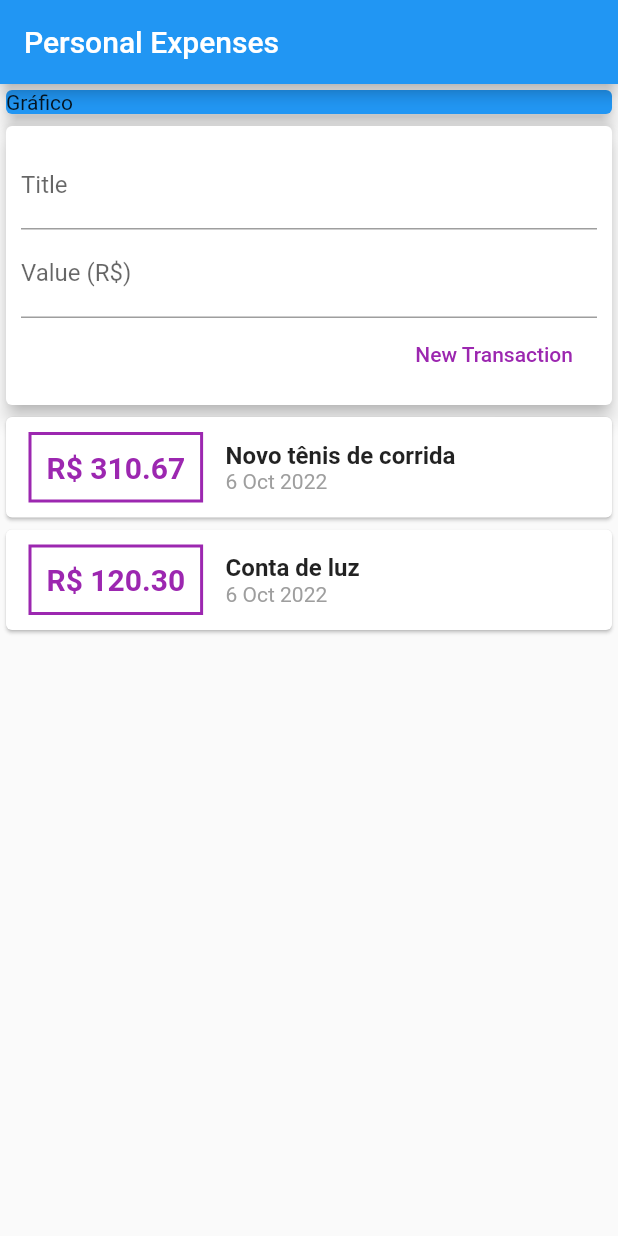
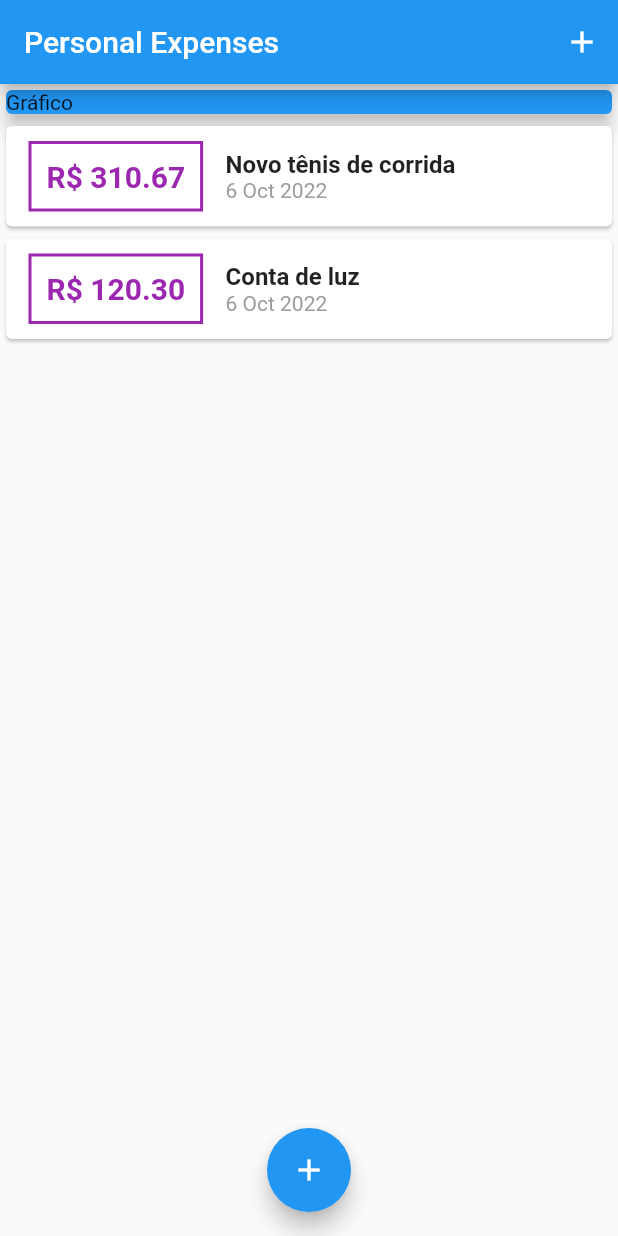
Before and after one commit to KetlenCamille/expenses, a Flutter app: the screen it shows after launch, on a phone screen of 412 x 824 dp. Run offline on Flutter 3.47's test engine with Material 2 defaults, Android fonts, the phone set to English and light mode, and no system bars.

Commit message:
Deleting TransactionUser and switching Stateless for Stateful

```diff
--- a/lib/components/transaction_user.dart
+++ /dev/null
@@ -1,49 +0,0 @@
-import 'dart:math';
-
-import 'package:flutter/material.dart';
-import '../components/transaction_form.dart';
-import '../components/transaction_list.dart';
-import '../models/transaction.dart';
-
-class TransactionUser extends StatefulWidget {
-  const TransactionUser({Key? key}) : super(key: key);
-
-  @override
-  State<TransactionUser> createState() => _TransactionUserState();
-}
-
-class _TransactionUserState extends State<TransactionUser> {
-  final _transactions = [
-    Transaction(
-      id: 't1',
-      title: 'Novo tênis de corrida',
-      value: 310.67,
-      date: DateTime.now(),
-    ),
-    Transaction(
-        id: 't2', title: 'Conta de luz', value: 120.30, date: DateTime.now())
-  ];
-
-  _addTransaction(String title, double value) {
-    final newTransaction = Transaction(
-      id: Random().nextDouble().toString(),
-      title: title,
-      value: value,
-      date: DateTime.now(),
-    );
-
-    setState(() {
-      _transactions.add(newTransaction);
-    });
-  }
-
-  @override
-  Widget build(BuildContext context) {
-    return Column(
-      children: <Widget>[
-        TransactionForm(_addTransaction),
-        TransactionList(_transactions),
-      ],
-    );
-  }
-}
--- a/lib/main.dart
+++ b/lib/main.dart
@@ -1,5 +1,8 @@
-import 'package:expenses/components/transaction_user.dart';
-import 'package:expenses/models/transaction.dart';
+import 'package:expenses/components/transaction_form.dart';
+import '../components/transaction_form.dart';
+import '../components/transaction_list.dart';
+import 'dart:math';
+import '../models/transaction.dart';
 import 'package:flutter/material.dart';
 
 main() => runApp(ExpensesApp());
@@ -15,14 +18,56 @@ class ExpensesApp extends StatelessWidget {
   }
 }
 
-class MyHomePage extends StatelessWidget {
+class MyHomePage extends StatefulWidget {
   MyHomePage({Key? key}) : super(key: key);
+
+  @override
+  State<MyHomePage> createState() => _MyHomePageState();
+}
+
+class _MyHomePageState extends State<MyHomePage> {
+  final _transactions = [
+    Transaction(
+      id: 't1',
+      title: 'Novo tênis de corrida',
+      value: 310.67,
+      date: DateTime.now(),
+    ),
+    Transaction(
+        id: 't2', title: 'Conta de luz', value: 120.30, date: DateTime.now())
+  ];
+
+  _addTransaction(String title, double value) {
+    final newTransaction = Transaction(
+      id: Random().nextDouble().toString(),
+      title: title,
+      value: value,
+      date: DateTime.now(),
+    );
+
+    setState(() {
+      _transactions.add(newTransaction);
+    });
+  }
+
+  _openTransactionFormModal(BuildContext context) {
+    showModalBottomSheet(
+        context: context,
+        builder: (_) {
+          return TransactionForm(_addTransaction);
+        });
+  }
 
   @override
   Widget build(BuildContext context) {
     return Scaffold(
       appBar: AppBar(
         title: Text('Personal Expenses'),
+        actions: <Widget>[
+          IconButton(
+              onPressed: () => _openTransactionFormModal(context),
+              icon: Icon(Icons.add))
+        ],
       ),
       body: SingleChildScrollView(
         child: Column(
@@ -36,9 +81,15 @@ class MyHomePage extends StatelessWidget {
                 elevation: 5,
               ),
             ),
-              TransactionUser()
+            TransactionList(_transactions),
           ],
         ),
-        ));
+      ),
+      floatingActionButton: FloatingActionButton(
+        child: Icon(Icons.add),
+        onPressed: () => _openTransactionFormModal(context),
+      ),
+      floatingActionButtonLocation: FloatingActionButtonLocation.centerFloat,
+    );
   }
 }
```
Also changed, not shown: lib/components/transaction_form.dart (+24 -8 lines). Lines whose indentation alone changed are shown as unchanged.
